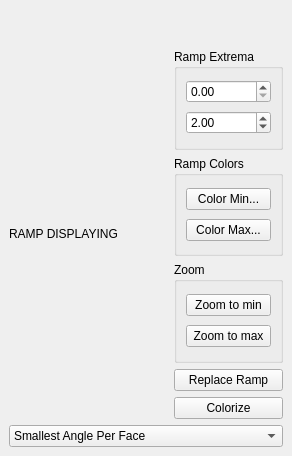
This is Polyhedron/demo/Polyhedron/Plugins/Display/Display_property.ui in CGAL/cgal as Qt 5 draws it before an edit. The edited form follows.
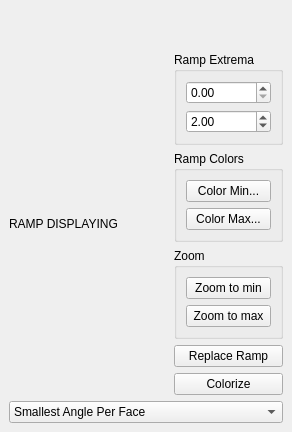
This is the edited form.

Commit message: Make the display_ui_widget more compact when tabifyed.

What changed in the file:
```diff
--- a/Polyhedron/demo/Polyhedron/Plugins/Display/Display_property.ui
+++ b/Polyhedron/demo/Polyhedron/Plugins/Display/Display_property.ui
@@ -7,14 +7,14 @@
     <x>0</x>
     <y>0</y>
     <width>292</width>
-    <height>456</height>
+    <height>432</height>
    </rect>
   </property>
   <property name="windowTitle">
    <string>Property Displaying</string>
   </property>
   <widget class="QWidget" name="dockWidgetContents">
-   <layout class="QVBoxLayout" name="verticalLayout" stretch="0,1,0">
+   <layout class="QVBoxLayout" name="verticalLayout" stretch="1,0,0">
     <item>
      <spacer name="verticalSpacer">
       <property name="orientation">
```
